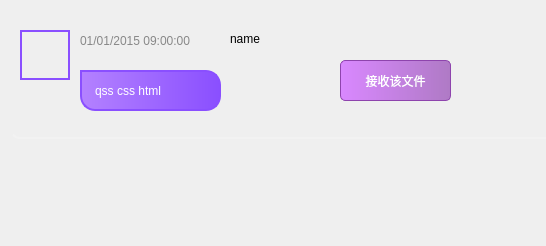
First picture: the form in client/ui/file_bubble.ui, repository TT2TER/Echoplex, before the edit.
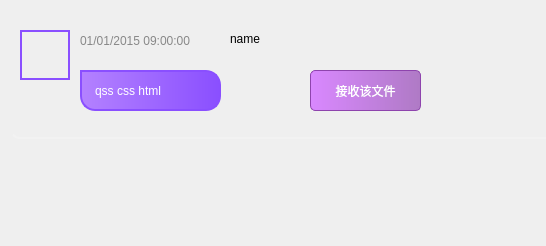
Second picture: the form after the edit.

```diff
--- a/client/ui/file_bubble.ui
+++ b/client/ui/file_bubble.ui
@@ -170,8 +170,8 @@
    <widget class="QPushButton" name="file_butt">
     <property name="geometry">
      <rect>
-      <x>330</x>
-      <y>50</y>
+      <x>300</x>
+      <y>60</y>
       <width>111</width>
       <height>41</height>
      </rect>
```
